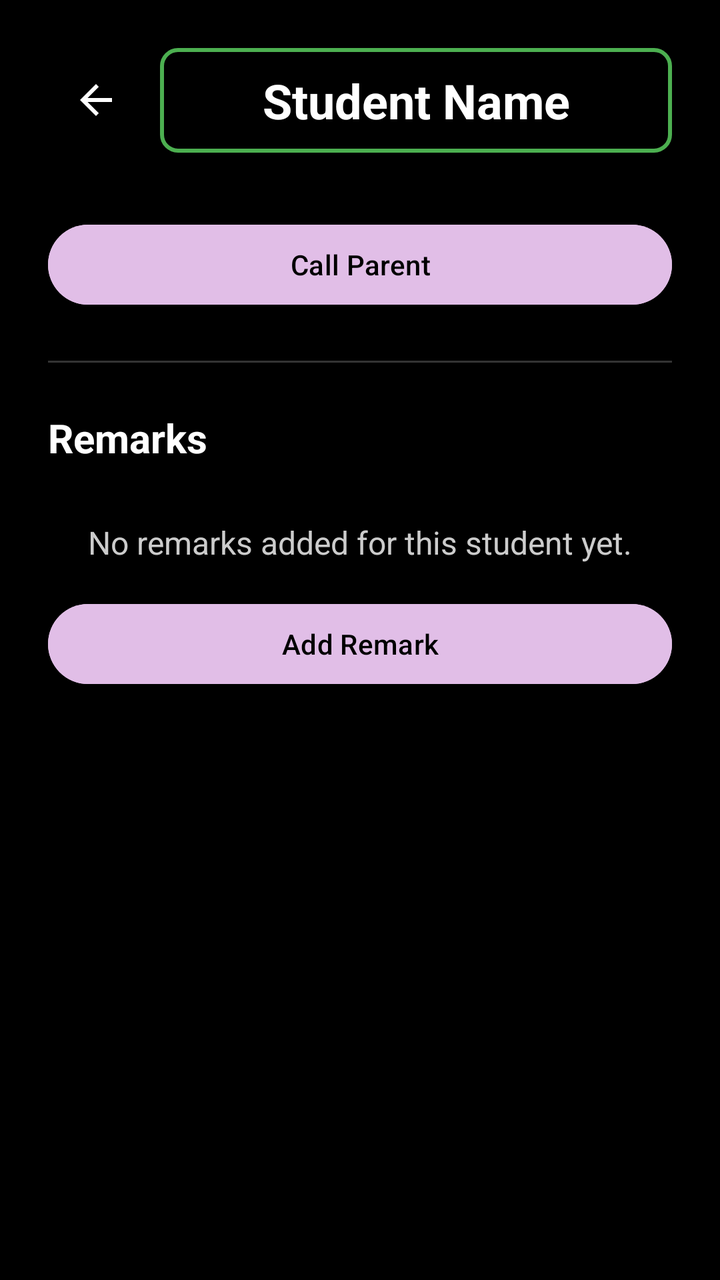
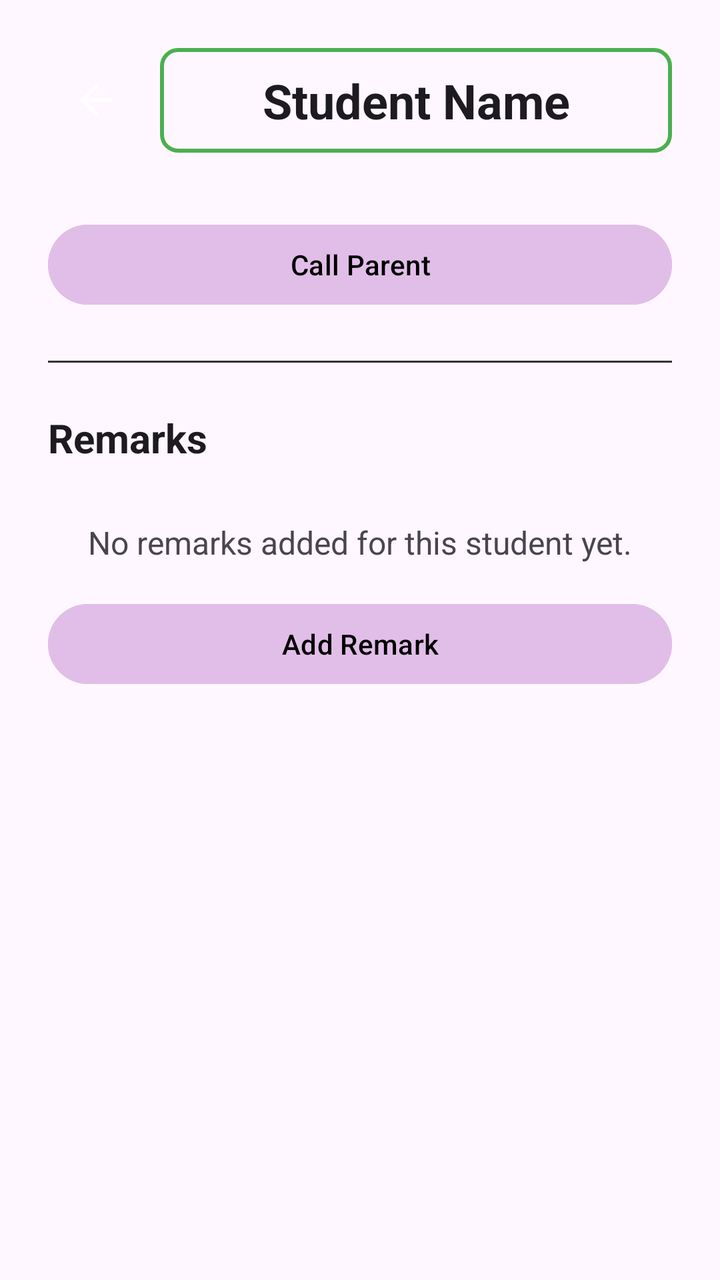

An Android layout rendered at two revisions. The XML below is the earlier revision; the diff shows what the commit changed to produce the second picture.
<!-- AndroidManifest.xml: application theme Theme.VITeacherToolkit -->
<!-- res/layout/activity_student_profile.xml -->
<?xml version="1.0" encoding="utf-8"?>
<ScrollView xmlns:android="http://schemas.android.com/apk/res/android"
    android:layout_width="match_parent"
    android:layout_height="match_parent"
    android:fillViewport="true"
    android:isScrollContainer="true"
    android:background="#000000"
    android:importantForAccessibility="yes">

    <LinearLayout
        android:layout_width="match_parent"
        android:layout_height="wrap_content"
        android:orientation="vertical"
        android:padding="24dp">

        
        <LinearLayout
            android:layout_width="match_parent"
            android:layout_height="wrap_content"
            android:orientation="horizontal"
            android:gravity="center_vertical"
            android:layout_marginBottom="16dp">

            <ImageButton
                android:id="@+id/btnBack"
                android:layout_width="48dp"
                android:layout_height="48dp"
                android:src="?android:attr/actionModeCloseDrawable"
                android:background="?android:attr/selectableItemBackground"
                android:tint="#FFFFFF"
                android:contentDescription="Go back"
                android:importantForAccessibility="yes" />

            <TextView
                android:id="@+id/tvStudentNameTitle"
                android:layout_width="0dp"
                android:layout_height="wrap_content"
                android:layout_weight="1"
                android:text="Student Name"
                android:textColor="#FFFFFF"
                android:textSize="24sp"
                android:textStyle="bold"
                android:gravity="center"
                android:background="@drawable/border_green"
                android:layout_marginStart="8dp"
                android:accessibilityHeading="true"
                android:importantForAccessibility="yes" />

        </LinearLayout>

        
        <LinearLayout
            android:id="@+id/layoutBirthdayIndicator"
            android:layout_width="match_parent"
            android:layout_height="wrap_content"
            android:orientation="horizontal"
            android:gravity="center_vertical"
            android:padding="12dp"
            android:background="#332200"
            android:layout_marginBottom="16dp"
            android:visibility="gone"
            android:importantForAccessibility="yes">

            <TextView
                android:layout_width="wrap_content"
                android:layout_height="wrap_content"
                android:text="🎂"
                android:textSize="24sp"
                android:layout_marginEnd="8dp"
                android:importantForAccessibility="no" />

            <TextView
                android:id="@+id/tvBirthdayLabel"
                android:layout_width="0dp"
                android:layout_height="wrap_content"
                android:layout_weight="1"
                android:text="Today is their birthday!"
                android:textColor="#FFD700"
                android:textSize="16sp"
                android:textStyle="bold"
                android:importantForAccessibility="no" />

        </LinearLayout>

        
        <LinearLayout
            android:id="@+id/layoutDetails"
            android:layout_width="match_parent"
            android:layout_height="wrap_content"
            android:orientation="vertical"
            android:layout_marginBottom="16dp" />

        
        <Button
            android:id="@+id/btnCallParent"
            android:layout_width="match_parent"
            android:layout_height="wrap_content"
            android:minHeight="48dp"
            android:text="Call Parent"
            android:textColor="#000000"
            android:backgroundTint="@color/lavender"
            android:contentDescription="Call parent"
            android:layout_marginBottom="24dp"
            android:importantForAccessibility="yes" />

        
        <View
            android:layout_width="match_parent"
            android:layout_height="1dp"
            android:background="#333333"
            android:layout_marginBottom="24dp" />

        
        <TextView
            android:layout_width="match_parent"
            android:layout_height="wrap_content"
            android:text="Remarks"
            android:textColor="#FFFFFF"
            android:textSize="20sp"
            android:textStyle="bold"
            android:layout_marginBottom="12dp"
            android:accessibilityHeading="true"
            android:importantForAccessibility="yes" />

        
        <LinearLayout
            android:id="@+id/layoutRemarks"
            android:layout_width="match_parent"
            android:layout_height="wrap_content"
            android:orientation="vertical"
            android:layout_marginBottom="16dp" />

        
        <TextView
            android:id="@+id/tvNoRemarks"
            android:layout_width="match_parent"
            android:layout_height="wrap_content"
            android:text="No remarks added for this student yet."
            android:textColor="#CCCCCC"
            android:textSize="16sp"
            android:gravity="center"
            android:layout_marginBottom="16dp"
            android:importantForAccessibility="yes" />

        
        <Button
            android:id="@+id/btnAddRemark"
            android:layout_width="match_parent"
            android:layout_height="wrap_content"
            android:minHeight="48dp"
            android:text="Add Remark"
            android:textColor="#000000"
            android:backgroundTint="@color/lavender"
            android:contentDescription="Add new remark"
            android:importantForAccessibility="yes" />

    </LinearLayout>
</ScrollView>
<!-- resources referenced by this layout -->
<resources>
  <color name="lavender">#FFE1BEE7</color>
  <!-- drawable border_green (drawable) -->
  <?xml version="1.0" encoding="utf-8"?>
  <shape xmlns:android="http://schemas.android.com/apk/res/android"
      android:shape="rectangle">
      <stroke
          android:width="2dp"
          android:color="#FF4CAF50" /> 
      <padding
          android:left="16dp"
          android:top="10dp"
          android:right="16dp"
          android:bottom="10dp" />
      <corners
          android:radius="8dp" />
  </shape>
  <style name="Theme.VITeacherToolkit" parent="Base.Theme.VITeacherToolkit" />
  <style name="Base.Theme.VITeacherToolkit" parent="Theme.Material3.DayNight.NoActionBar">
          
          <item name="colorPrimary">@color/lavender</item>
          <item name="colorOnPrimary">@color/black</item>
  
          
          <item name="android:spinnerStyle">@style/CustomSpinnerStyle</item>
          <item name="android:spinnerItemStyle">@style/CustomSpinnerItemStyle</item>
          <item name="android:spinnerDropDownItemStyle">@style/CustomSpinnerDropDownItemStyle</item>
          <item name="spinnerDropDownItemStyle">@style/CustomSpinnerDropDownItemStyle</item>
      </style>
  <color name="black">#FF000000</color>
  <style name="CustomSpinnerStyle" parent="Widget.AppCompat.Spinner">
          <item name="android:popupBackground">@color/grey_dark</item>
      </style>
  <style name="CustomSpinnerItemStyle" parent="Widget.AppCompat.TextView.SpinnerItem">
          <item name="android:textColor">@color/white</item>
          <item name="android:textSize">16sp</item>
      </style>
  <style name="CustomSpinnerDropDownItemStyle" parent="Widget.AppCompat.DropDownItem.Spinner">
          <item name="android:textColor">@color/white</item>
          <item name="android:background">@color/grey_dark</item>
          <item name="android:checkMarkTint">@color/lavender</item>
          <item name="android:textSize">16sp</item>
          <item name="android:padding">12dp</item>
      </style>
  <color name="grey_dark">#FF333333</color>
  <color name="white">#FFFFFFFF</color>
</resources>

<!-- the commit's change to res/layout/activity_student_profile.xml (unified diff, before → after) -->
@@ -4,7 +4,7 @@
     android:layout_height="match_parent"
     android:fillViewport="true"
     android:isScrollContainer="true"
-    android:background="#000000"
+    android:background="?android:attr/windowBackground"
     android:importantForAccessibility="yes">
 
     <LinearLayout
@@ -37,7 +37,7 @@
                 android:layout_height="wrap_content"
                 android:layout_weight="1"
                 android:text="Student Name"
-                android:textColor="#FFFFFF"
+                android:textColor="?android:attr/textColorPrimary"
                 android:textSize="24sp"
                 android:textStyle="bold"
                 android:gravity="center"
@@ -115,7 +115,7 @@
             android:layout_width="match_parent"
             android:layout_height="wrap_content"
             android:text="Remarks"
-            android:textColor="#FFFFFF"
+            android:textColor="?android:attr/textColorPrimary"
             android:textSize="20sp"
             android:textStyle="bold"
             android:layout_marginBottom="12dp"
@@ -136,7 +136,7 @@
             android:layout_width="match_parent"
             android:layout_height="wrap_content"
             android:text="No remarks added for this student yet."
-            android:textColor="#CCCCCC"
+            android:textColor="?android:attr/textColorSecondary"
             android:textSize="16sp"
             android:gravity="center"
             android:layout_marginBottom="16dp"
<!-- resource entries referenced after the edit -->
@@ -30,20 +30,20 @@
       </style>
   <color name="black">#FF000000</color>
   <style name="CustomSpinnerStyle" parent="Widget.AppCompat.Spinner">
-          <item name="android:popupBackground">@color/grey_dark</item>
+          <item name="android:popupBackground">@color/white</item>
       </style>
   <style name="CustomSpinnerItemStyle" parent="Widget.AppCompat.TextView.SpinnerItem">
-          <item name="android:textColor">@color/white</item>
+          <item name="android:textColor">@color/black</item>
           <item name="android:textSize">16sp</item>
       </style>
   <style name="CustomSpinnerDropDownItemStyle" parent="Widget.AppCompat.DropDownItem.Spinner">
-          <item name="android:textColor">@color/white</item>
-          <item name="android:background">@color/grey_dark</item>
-          <item name="android:checkMarkTint">@color/lavender</item>
+          <item name="android:textColor">@color/black</item>
+          <item name="android:background">@color/white</item>
+          <item name="android:checkMarkTint">@color/lavender_dark</item>
           <item name="android:textSize">16sp</item>
           <item name="android:padding">12dp</item>
       </style>
-  <color name="grey_dark">#FF333333</color>
   <color name="white">#FFFFFFFF</color>
+  <color name="lavender_dark">#FFB080FF</color>
 </resources>
 
